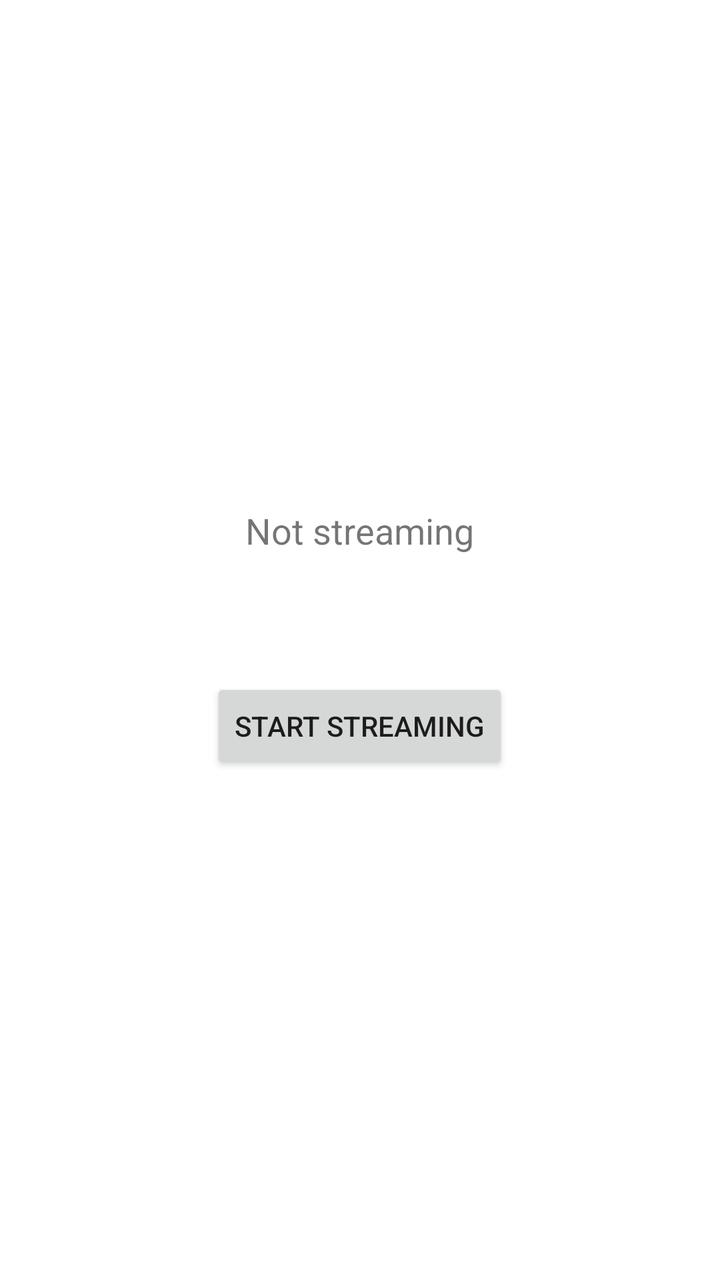
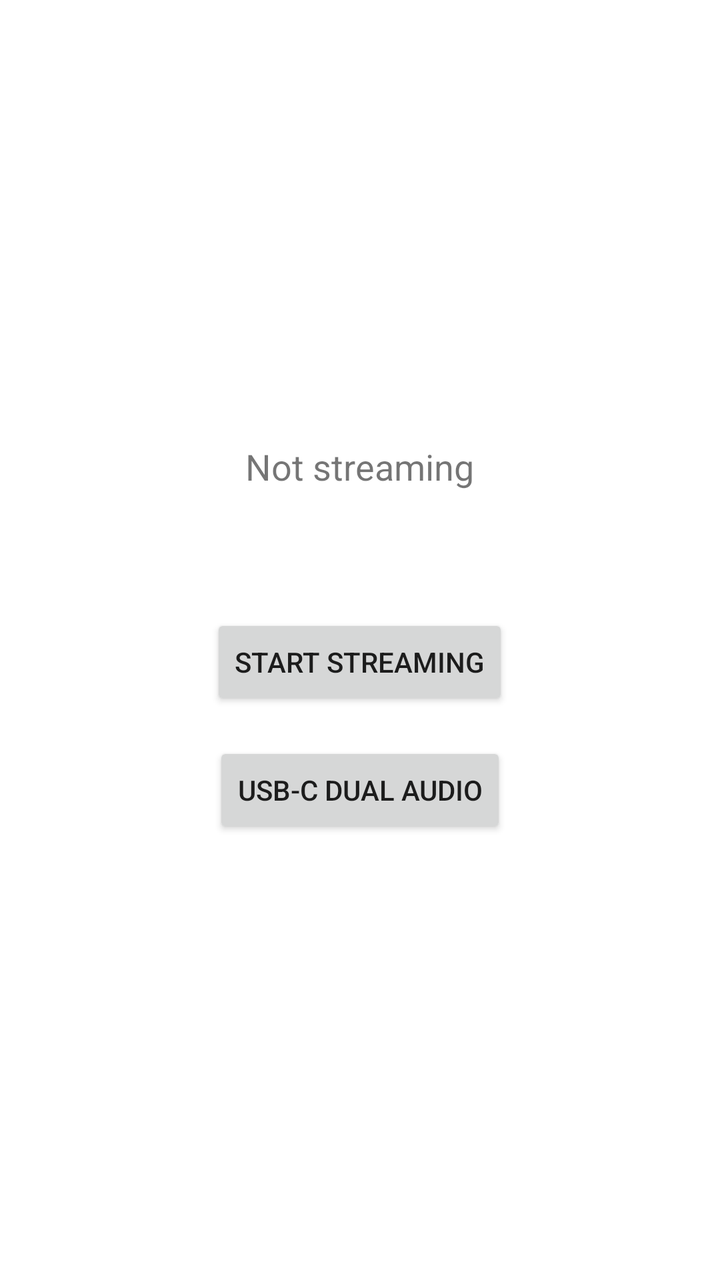

Two renders of the same Android screen: before a commit and after it. Below are the layout's source before the change and the commit's diff.
<!-- AndroidManifest.xml: application theme Theme.WifiAudioStream -->
<!-- res/layout/activity_main.xml -->
<?xml version="1.0" encoding="utf-8"?>
<LinearLayout xmlns:android="http://schemas.android.com/apk/res/android"
    android:layout_width="match_parent"
    android:layout_height="match_parent"
    android:orientation="vertical"
    android:gravity="center"
    android:padding="24dp">

    <TextView
        android:id="@+id/statusText"
        android:layout_width="wrap_content"
        android:layout_height="wrap_content"
        android:text="Not streaming"
        android:textSize="18sp"
        android:layout_marginBottom="16dp" />

    <TextView
        android:id="@+id/linkText"
        android:layout_width="wrap_content"
        android:layout_height="wrap_content"
        android:textIsSelectable="true"
        android:textSize="16sp"
        android:layout_marginBottom="24dp" />

    <Button
        android:id="@+id/toggleButton"
        android:layout_width="wrap_content"
        android:layout_height="wrap_content"
        android:text="Start Streaming" />

</LinearLayout>
<!-- resources referenced by this layout -->
<resources>
  <style name="Theme.WifiAudioStream" parent="Theme.MaterialComponents.DayNight.NoActionBar" />
</resources>

<!-- the commit's change to res/layout/activity_main.xml (unified diff, before → after) -->
@@ -28,4 +28,11 @@
         android:layout_height="wrap_content"
         android:text="Start Streaming" />
 
+    <Button
+        android:id="@+id/usbDualAudioButton"
+        android:layout_width="wrap_content"
+        android:layout_height="wrap_content"
+        android:layout_marginTop="16dp"
+        android:text="USB-C Dual Audio" />
+
 </LinearLayout>
